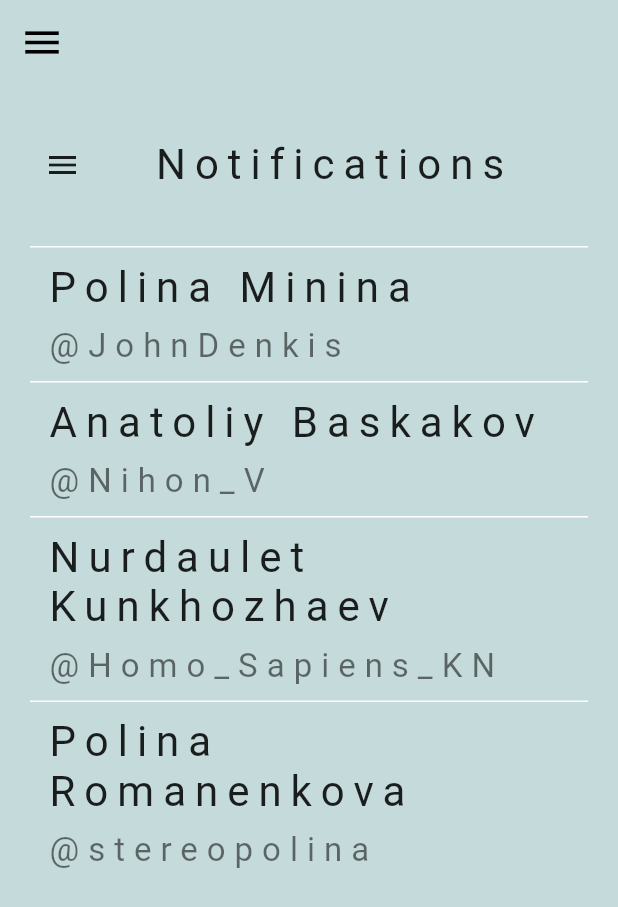
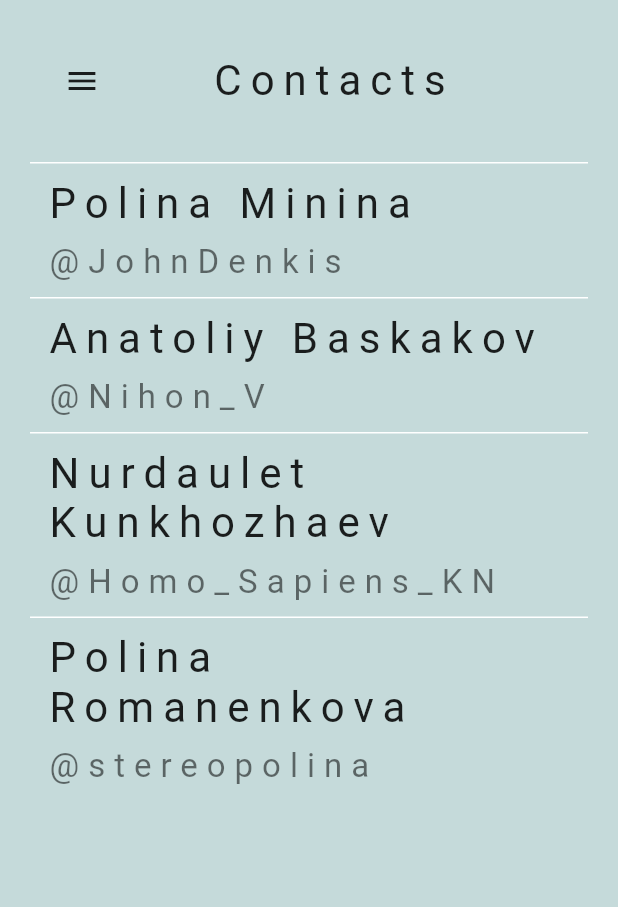
Before and after one commit to pminina01/flupteka_app, a Flutter app: the screen it shows after launch, on a phone screen of 412 x 824 dp. Shown: the top 907 px of the screen. Run offline on Flutter 3.47's test engine with Material 2 defaults, Android fonts, the phone set to English and light mode, and no system bars; Roboto replaces fonts that are missing (Poppins).

Commit message:
Too late

```diff
--- a/lib/contacts.dart
+++ b/lib/contacts.dart
@@ -2,6 +2,7 @@ import 'package:flutter/material.dart';
 import 'package:url_launcher/url_launcher.dart';
 import 'navigation.dart' as Navigation;
 import 'header.dart';
+import './menu.dart';
 
 class Contacts extends StatelessWidget {
   const Contacts({Key? key}) : super(key: key);
@@ -9,7 +10,10 @@ class Contacts extends StatelessWidget {
   @override
   Widget build(BuildContext context) {
     return Scaffold(
-      appBar: const Header(hasMenu: true, title: "Notifications"),
+      appBar: const Header(
+        hasMenu: true,
+        title: "Contacts",
+      ),
       body: Center(
         child: Align(
           alignment: Alignment.center,
@@ -19,6 +23,7 @@ class Contacts extends StatelessWidget {
           ),
         ),
       ),
+      drawer: const HamburgerMenu(),
     );
   }
 
--- a/lib/header.dart
+++ b/lib/header.dart
@@ -20,7 +20,9 @@ class Header extends StatelessWidget implements PreferredSizeWidget {
         mainAxisAlignment: MainAxisAlignment.spaceAround,
         children: [
           IconButton(
-              onPressed: () => {},
+              onPressed: hasMenu
+                  ? () => {Scaffold.of(context).openDrawer()}
+                  : () => Navigator.pop(context),
               icon: hasMenu
                   ? const Icon(Icons.menu)
                   : const Icon(Icons.arrow_back_ios_new)),
@@ -28,7 +30,7 @@ class Header extends StatelessWidget implements PreferredSizeWidget {
           onExtraAction != null
               ? IconButton(
                   onPressed: onExtraAction,
-                  icon: Icon(Icons.add),
+                  icon: const Icon(Icons.add),
                 )
               : const SizedBox(width: 20),
         ],
--- a/lib/main.dart
+++ b/lib/main.dart
@@ -3,7 +3,6 @@ import 'aid-kit/aid-kit-page.dart';
 import 'aid-kit/add-medicine-page.dart';
 import './contacts.dart';
 import 'navigation.dart' as Navigation;
-import './menu.dart';
 
 void main() {
   runApp(const MyApp());
@@ -17,21 +16,22 @@ class MyApp extends StatelessWidget {
   Widget build(BuildContext context) {
     return MaterialApp(
       title: 'Flutter Demo',
-      home: Scaffold(
-        appBar: AppBar(
-          automaticallyImplyLeading: true,
-          //leading: IconButton(icon:Icon(Icons.arrow_back),
-          //onPressed:() => Navigator.pop(context, false),
-          //),
-          elevation: 0.0,
-          iconTheme: const IconThemeData(
-            color: Colors.black, //change your color here
-            size: 30,
-          ),
-        ),
-        body: const Contacts(),
-        drawer: const HamburgerMenu(),
-      ),
+      home: const Contacts(),
+      // home: Scaffold(
+      //   appBar: AppBar(
+      //     automaticallyImplyLeading: true,
+      //     //leading: IconButton(icon:Icon(Icons.arrow_back),
+      //     //onPressed:() => Navigator.pop(context, false),
+      //     //),
+      //     elevation: 0.0,
+      //     iconTheme: const IconThemeData(
+      //       color: Colors.black, //change your color here
+      //       size: 30,
+      //     ),
+      //   ),
+      //   body: const Contacts(),
+      //   drawer: const HamburgerMenu(),
+      // ),
       theme: ThemeData(
         primaryColor: const Color(0xFFC5DADA),
         backgroundColor: const Color(0xFFC5DADA),
```
Also changed, not shown: lib/aid-kit/aid-kit-page.dart (+5 -15 lines).
